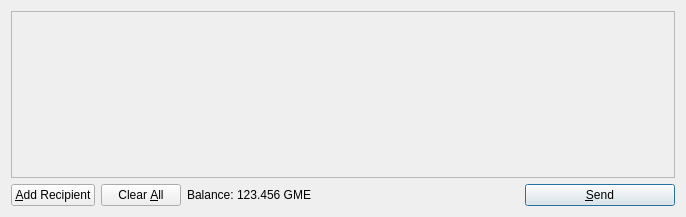
fairycoin/fairycoin, file src/qt/forms/sendcoinsdialog.ui: the form before one commit.
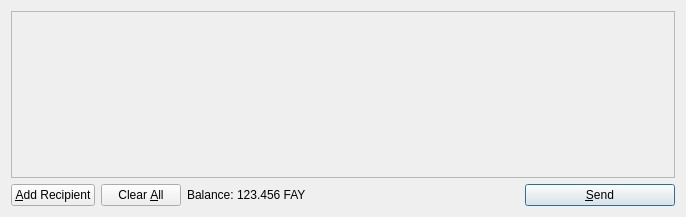
The form after the commit. Icons and pictures are not drawn.

```diff
--- a/src/qt/forms/sendcoinsdialog.ui
+++ b/src/qt/forms/sendcoinsdialog.ui
@@ -119,7 +119,7 @@
           <cursorShape>IBeamCursor</cursorShape>
          </property>
          <property name="text">
-          <string>123.456 GME</string>
+          <string>123.456 FAY</string>
          </property>
          <property name="textInteractionFlags">
           <set>Qt::LinksAccessibleByMouse|Qt::TextSelectableByKeyboard|Qt::TextSelectableByMouse</set>
```
